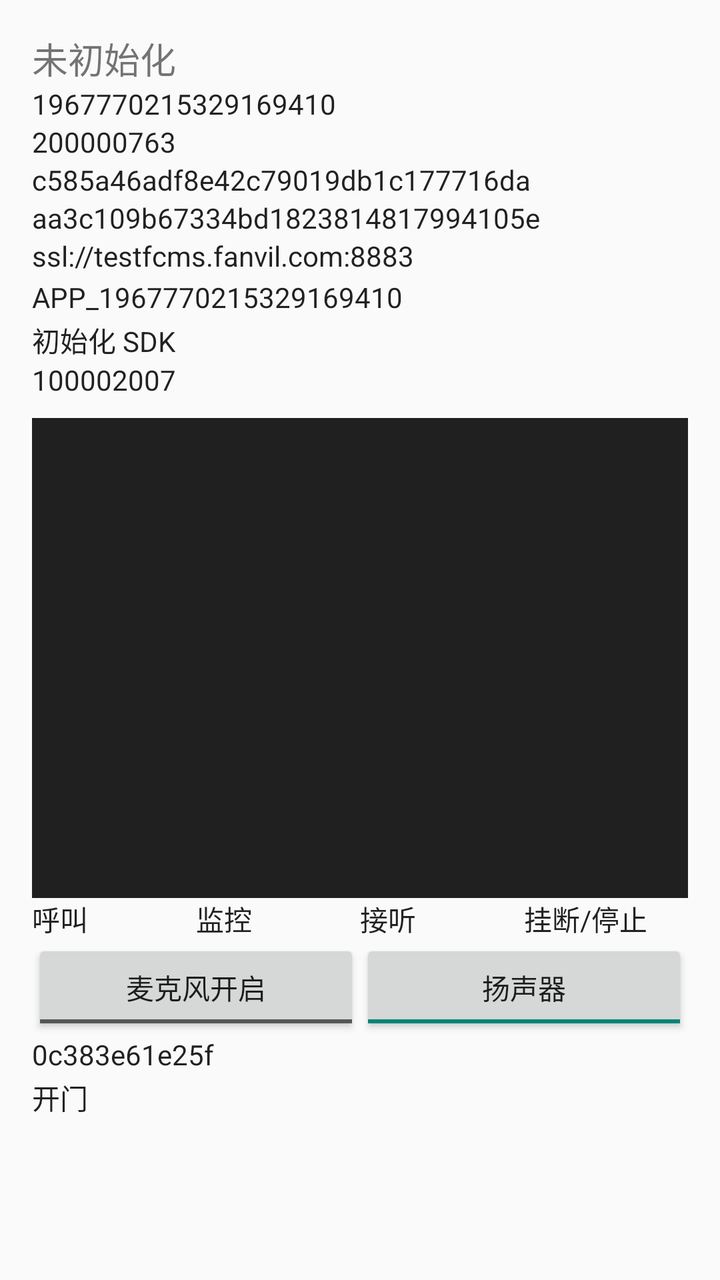
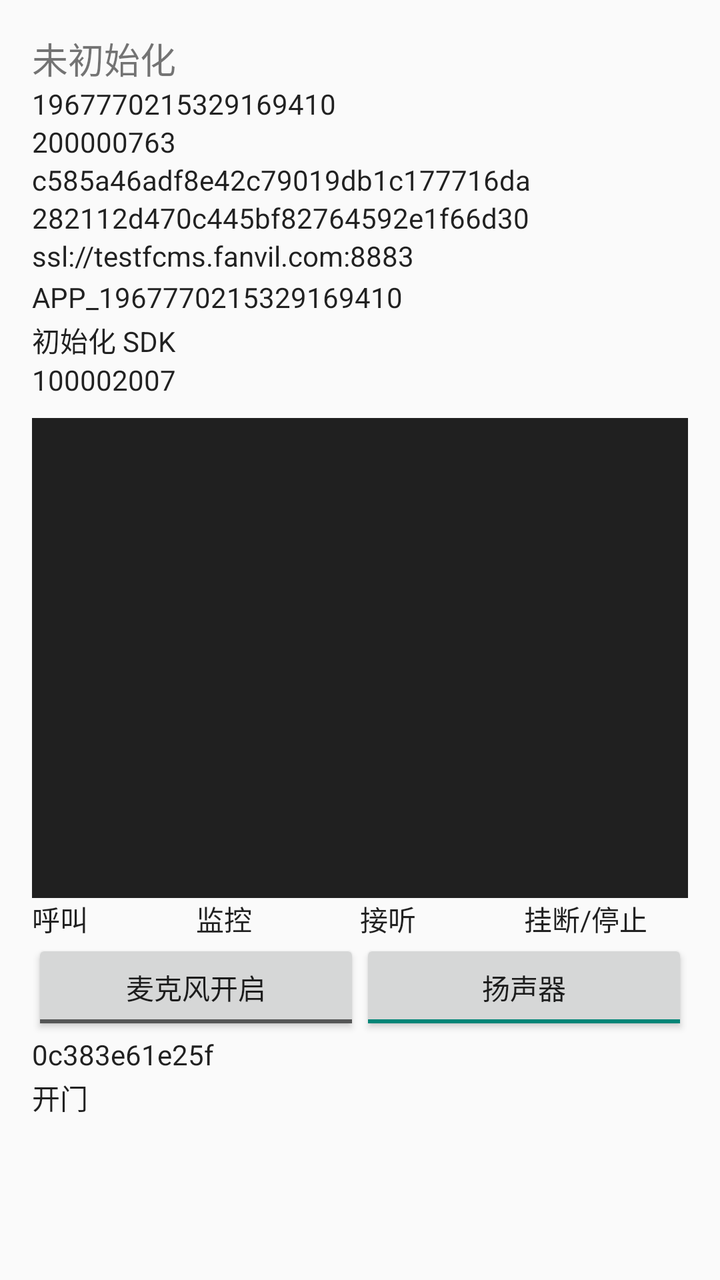

Before-and-after screenshots of an Android layout around one commit, followed by the original layout XML and the change that was made.
<!-- AndroidManifest.xml: activity theme Theme.FanvilLinkSdkDemo -->
<!-- res/layout/activity_main.xml -->
<?xml version="1.0" encoding="utf-8"?>
<ScrollView xmlns:android="http://schemas.android.com/apk/res/android"
    android:layout_width="match_parent"
    android:layout_height="match_parent"
    android:fillViewport="true">

    <LinearLayout
        android:layout_width="match_parent"
        android:layout_height="wrap_content"
        android:orientation="vertical"
        android:padding="16dp">

        <TextView
            android:id="@+id/statusText"
            android:layout_width="match_parent"
            android:layout_height="wrap_content"
            android:text="@string/status_not_initialized"
            android:textSize="18sp" />

        <EditText
            android:id="@+id/userIdInput"
            android:layout_width="match_parent"
            android:layout_height="wrap_content"
            android:text="1967770215329169410"
            android:hint="@string/hint_user_id"
            android:inputType="text" />

        <EditText
            android:id="@+id/agoraIdInput"
            android:layout_width="match_parent"
            android:layout_height="wrap_content"
            android:text="200000763"
            android:hint="@string/hint_agora_id"
            android:inputType="text" />

        <EditText
            android:id="@+id/agoraAppIdInput"
            android:layout_width="match_parent"
            android:layout_height="wrap_content"
            android:text="c585a46adf8e42c79019db1c177716da"
            android:hint="@string/hint_agora_app_id"
            android:inputType="text" />

        <EditText
            android:id="@+id/accessTokenInput"
            android:layout_width="match_parent"
            android:layout_height="wrap_content"
            android:hint="@string/hint_access_token"
            android:text="aa3c109b67334bd1823814817994105e"
            android:inputType="text" />

        <EditText
            android:id="@+id/mqttUrlInput"
            android:layout_width="match_parent"
            android:layout_height="wrap_content"
            android:hint="@string/hint_mqtt_url"
            android:text="ssl://testfcms.fanvil.com:8883"
            android:inputType="textUri" />

        <EditText
            android:id="@+id/mqttUserInput"
            android:layout_width="match_parent"
            android:layout_height="wrap_content"
            android:hint="@string/hint_mqtt_user"
            android:text="APP_1967770215329169410"
            android:inputType="text" />

        <Button
            android:id="@+id/initButton"
            android:layout_width="match_parent"
            android:layout_height="wrap_content"
            android:text="@string/btn_init_sdk" />

        <EditText
            android:id="@+id/sipUsernameInput"
            android:layout_width="match_parent"
            android:layout_height="wrap_content"
            android:hint="@string/hint_sip_username"
            android:text="100002007"
            android:inputType="text" />

        <FrameLayout
            android:id="@+id/rtcView"
            android:layout_width="match_parent"
            android:layout_height="240dp"
            android:layout_marginTop="8dp"
            android:background="#202020" />

        <LinearLayout
            android:layout_width="match_parent"
            android:layout_height="wrap_content"
            android:orientation="horizontal">

            <Button
                android:id="@+id/callButton"
                android:layout_width="0dp"
                android:layout_height="wrap_content"
                android:layout_weight="1"
                android:text="@string/btn_call" />

            <Button
                android:id="@+id/monitorButton"
                android:layout_width="0dp"
                android:layout_height="wrap_content"
                android:layout_weight="1"
                android:text="@string/btn_monitor" />

            <Button
                android:id="@+id/acceptButton"
                android:layout_width="0dp"
                android:layout_height="wrap_content"
                android:layout_weight="1"
                android:text="@string/btn_accept" />

            <Button
                android:id="@+id/endButton"
                android:layout_width="0dp"
                android:layout_height="wrap_content"
                android:layout_weight="1"
                android:text="@string/btn_end" />
        </LinearLayout>

        <LinearLayout
            android:layout_width="match_parent"
            android:layout_height="wrap_content"
            android:orientation="horizontal">

            <ToggleButton
                android:id="@+id/muteButton"
                android:layout_width="0dp"
                android:layout_height="wrap_content"
                android:layout_weight="1"
                android:textOff="@string/mute_off"
                android:textOn="@string/mute_on" />

            <ToggleButton
                android:id="@+id/speakerButton"
                android:layout_width="0dp"
                android:layout_height="wrap_content"
                android:layout_weight="1"
                android:checked="true"
                android:textOff="@string/speaker_off"
                android:textOn="@string/speaker_on" />
        </LinearLayout>

        <EditText
            android:id="@+id/macInput"
            android:layout_width="match_parent"
            android:layout_height="wrap_content"
            android:hint="@string/hint_mac"
            android:text="0c383e61e25f"
            android:inputType="text" />

        <Button
            android:id="@+id/openDoorButton"
            android:layout_width="match_parent"
            android:layout_height="wrap_content"
            android:text="@string/btn_open_door" />
    </LinearLayout>
</ScrollView>
<!-- resources referenced by this layout -->
<resources>
  <string name="btn_accept">接听</string>
  <string name="btn_call">呼叫</string>
  <string name="btn_end">挂断/停止</string>
  <string name="btn_init_sdk">初始化 SDK</string>
  <string name="btn_monitor">监控</string>
  <string name="btn_open_door">开门</string>
  <string name="hint_access_token">Access Token</string>
  <string name="hint_agora_app_id">Agora App ID</string>
  <string name="hint_agora_id">Agora ID</string>
  <string name="hint_mac">设备 MAC</string>
  <string name="hint_mqtt_url">MQTT URL，例如 tcp://host:1883</string>
  <string name="hint_mqtt_user">MQTT 用户名</string>
  <string name="hint_sip_username">被叫 SIP 用户名</string>
  <string name="hint_user_id">User ID</string>
  <string name="mute_off">麦克风开启</string>
  <string name="mute_on">已静音</string>
  <string name="speaker_off">听筒</string>
  <string name="speaker_on">扬声器</string>
  <string name="status_not_initialized">未初始化</string>
  <style name="Theme.FanvilLinkSdkDemo" parent="android:Theme.Material.Light.NoActionBar">
          <item name="android:textAllCaps">false</item>
      </style>
</resources>

<!-- the commit's change to res/layout/activity_main.xml (unified diff, before → after) -->
@@ -46,7 +46,7 @@
             android:layout_width="match_parent"
             android:layout_height="wrap_content"
             android:hint="@string/hint_access_token"
-            android:text="aa3c109b67334bd1823814817994105e"
+            android:text="282112d470c445bf82764592e1f66d30"
             android:inputType="text" />
 
         <EditText
